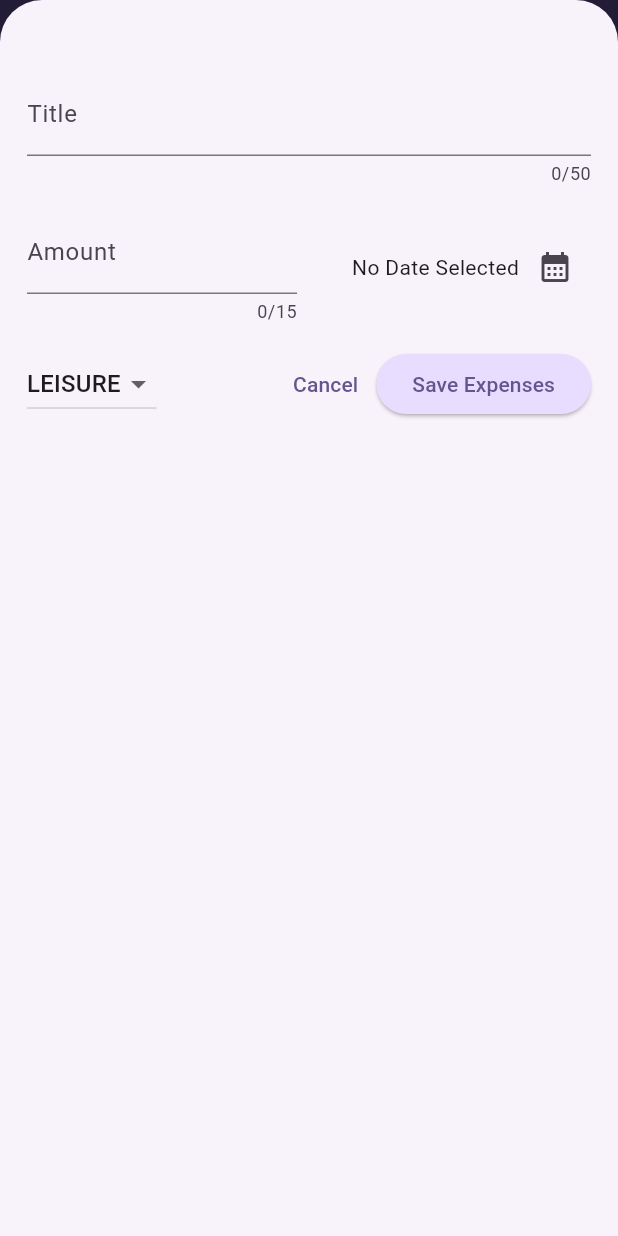
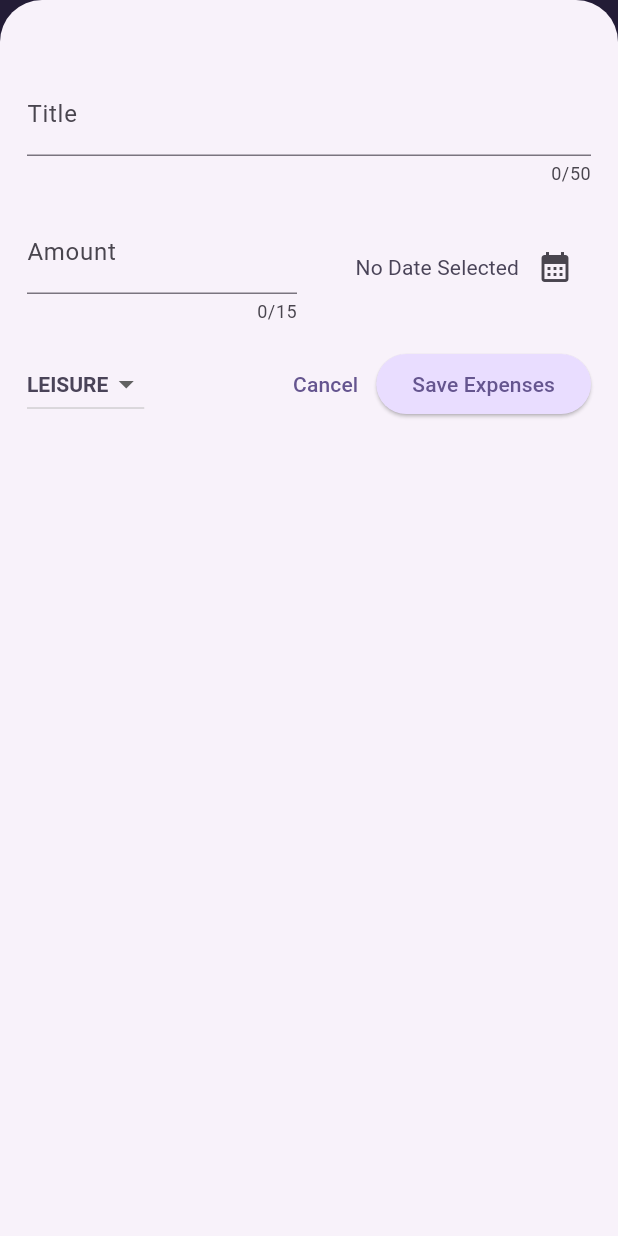
Before and after one commit to mumerkhan786/expense_tracker, a Flutter app: the screen it shows after launch, after a tap on the "add" icon, on a phone screen of 412 x 824 dp. Run offline on Flutter 3.47's test engine with Material 3 defaults, Android fonts, the phone set to English and light mode, and no system bars.

Commit message:
fix: Resolve theme issues in light/dark mode with conditional logic

```diff
--- a/lib/main.dart
+++ b/lib/main.dart
@@ -15,6 +15,10 @@ void main() {
     MaterialApp(
       debugShowCheckedModeBanner: false,
       darkTheme: ThemeData.dark().copyWith(
+        appBarTheme: const AppBarTheme().copyWith(
+          backgroundColor: kDarkColorScheme.onPrimaryContainer,
+          foregroundColor: kDarkColorScheme.primaryContainer,
+        ),
         colorScheme: kDarkColorScheme,
         cardTheme: const CardTheme().copyWith(
           color: kDarkColorScheme.secondaryContainer,
@@ -28,6 +32,17 @@ void main() {
               backgroundColor: kDarkColorScheme.primaryContainer,
               foregroundColor: kDarkColorScheme.onPrimaryContainer),
         ),
+        textTheme: ThemeData().textTheme.copyWith(
+              titleLarge: TextStyle(
+                fontWeight: FontWeight.bold,
+                color: kDarkColorScheme.onSecondaryContainer,
+                fontSize: 17,
+              ),
+              titleSmall: TextStyle(
+                fontWeight: FontWeight.normal,
+                color: kDarkColorScheme.onSecondaryContainer,
+              ),
+            ),
       ),
       theme: ThemeData().copyWith(
         colorScheme: kColorScheme,
@@ -50,7 +65,11 @@ void main() {
         textTheme: ThemeData().textTheme.copyWith(
               titleLarge: TextStyle(
                 fontWeight: FontWeight.bold,
+                color: kColorScheme.onSecondaryContainer,
                 fontSize: 17,
+              ),
+              titleSmall: TextStyle(
+                fontWeight: FontWeight.normal,
                 color: kColorScheme.onSecondaryContainer,
               ),
             ),
--- a/lib/widget/expenses.dart
+++ b/lib/widget/expenses.dart
@@ -1,3 +1,4 @@
+import 'package:expense_tracker/widget/chart_bar/chart.dart';
 import 'package:expense_tracker/widget/new_expenses.dart';
 import 'package:flutter/material.dart';
 import 'package:expense_tracker/model/expense_structure.dart';
@@ -96,7 +97,9 @@ class _ExpensesState extends State<Expenses> {
       ),
       body: Column(
         children: [
-          const Text("Expense Tracker"),
+          Chart(
+            expense: _registeredExpense,
+          ),
           Expanded(
             child: mainContent,
           ),
--- a/lib/widget/expenses_list/expense_item.dart
+++ b/lib/widget/expenses_list/expense_item.dart
@@ -26,14 +26,18 @@ class ExpenseItem extends StatelessWidget {
               children: [
                 Text(
                   'PKR ${expense.amount.toStringAsFixed(2)}',
+                  style: Theme.of(context).textTheme.titleSmall,
                 ),
                 const Spacer(),
                 Row(
                   children: [
-                    Icon(categoryIcon[expense.category]),
+                    Icon(
+                      categoryIcon[expense.category],
+                    ),
                     const SizedBox(width: 4),
                     Text(
                       expense.formattedDate,
+                      style: Theme.of(context).textTheme.titleSmall,
                     ),
                   ],
                 ),
--- a/lib/widget/new_expenses.dart
+++ b/lib/widget/new_expenses.dart
@@ -1,5 +1,6 @@
 import 'package:flutter/material.dart';
 import 'package:expense_tracker/model/expense_structure.dart';
+import 'package:expense_tracker/main.dart';
 
 class NewExpenses extends StatefulWidget {
   const NewExpenses({super.key, required this.onSaveExpense});
@@ -49,9 +50,14 @@ class _NewExpensesState extends State<NewExpenses> {
       showDialog(
         context: context,
         builder: (ctx) => AlertDialog(
-          title: const Text('Invalid Input'),
-          content: const Text(
-              'Please make sure a valid title, amount, date and category was entered!'),
+          title: Text(
+            'Invalid Input',
+            style: Theme.of(context).textTheme.titleLarge,
+          ),
+          content: Text(
+            'Please make sure a valid title, amount, date and category was entered!',
+            style: Theme.of(context).textTheme.titleSmall,
+          ),
           actions: [
             TextButton(
               onPressed: () {
@@ -76,11 +82,27 @@ class _NewExpensesState extends State<NewExpenses> {
 
   @override
   Widget build(BuildContext context) {
+    final isDarkMode =
+        MediaQuery.of(context).platformBrightness == Brightness.dark;
+
+    TextStyle getTextStyle(
+            {required bool selectMode, required bool isCatergory}) =>
+        TextStyle(
+          fontWeight: isCatergory ? FontWeight.bold : FontWeight.normal,
+          color: isDarkMode
+              ? kDarkColorScheme.onSecondaryContainer
+              : kColorScheme.onSecondaryContainer,
+        );
+
     return Padding(
       padding: const EdgeInsets.fromLTRB(18, 48, 18, 18),
       child: Column(
         children: [
           TextField(
+            style: getTextStyle(
+              selectMode: isDarkMode,
+              isCatergory: false,
+            ),
             controller: _titleController,
             maxLength: 50,
             decoration: const InputDecoration(
@@ -92,6 +114,10 @@ class _NewExpensesState extends State<NewExpenses> {
             children: [
               Expanded(
                 child: TextField(
+                  style: getTextStyle(
+                    selectMode: isDarkMode,
+                    isCatergory: false,
+                  ),
                   controller: _amountController,
                   maxLength: 15,
                   keyboardType: TextInputType.number,
@@ -113,6 +139,7 @@ class _NewExpensesState extends State<NewExpenses> {
                       _selectedDate == null
                           ? 'No Date Selected'
                           : formatter.format(_selectedDate!),
+                      style: Theme.of(context).textTheme.titleSmall,
                     ),
                     IconButton(
                       onPressed: _presentDatePicker,
@@ -129,6 +156,10 @@ class _NewExpensesState extends State<NewExpenses> {
           Row(
             children: [
               DropdownButton(
+                  style: getTextStyle(
+                    selectMode: isDarkMode,
+                    isCatergory: true,
+                  ),
                   value: _selectedCategory,
                   items: Category.values
                       .map(
```
